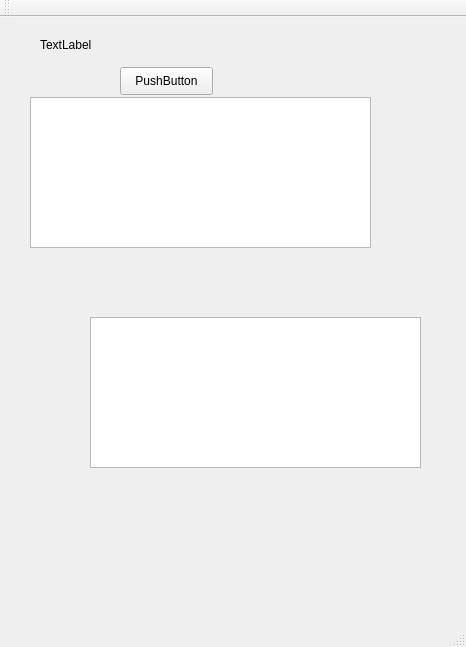
First picture: the form in mainwindow.ui, repository arackaf/booklist-desktop, before the edit.
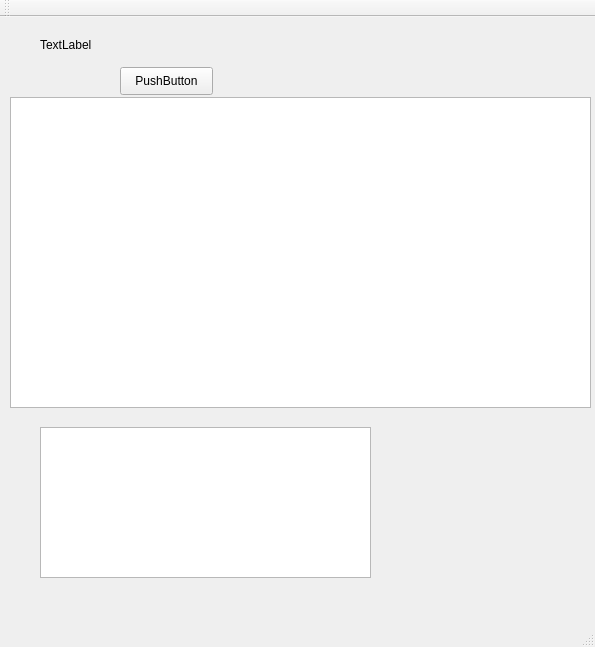
Second picture: the form after the edit.

```diff
--- a/mainwindow.ui
+++ b/mainwindow.ui
@@ -6,7 +6,7 @@
    <rect>
     <x>0</x>
     <y>0</y>
-    <width>466</width>
+    <width>595</width>
     <height>647</height>
    </rect>
   </property>
@@ -43,18 +43,18 @@
    <widget class="QPlainTextEdit" name="textEdit">
     <property name="geometry">
      <rect>
-      <x>30</x>
+      <x>10</x>
       <y>80</y>
-      <width>341</width>
-      <height>151</height>
+      <width>581</width>
+      <height>311</height>
      </rect>
     </property>
    </widget>
    <widget class="QPlainTextEdit" name="textEdit2">
     <property name="geometry">
      <rect>
-      <x>90</x>
-      <y>300</y>
+      <x>40</x>
+      <y>410</y>
       <width>331</width>
       <height>151</height>
      </rect>
```
Left out of the diff: 2 changed lines with no effect on the pictures.
